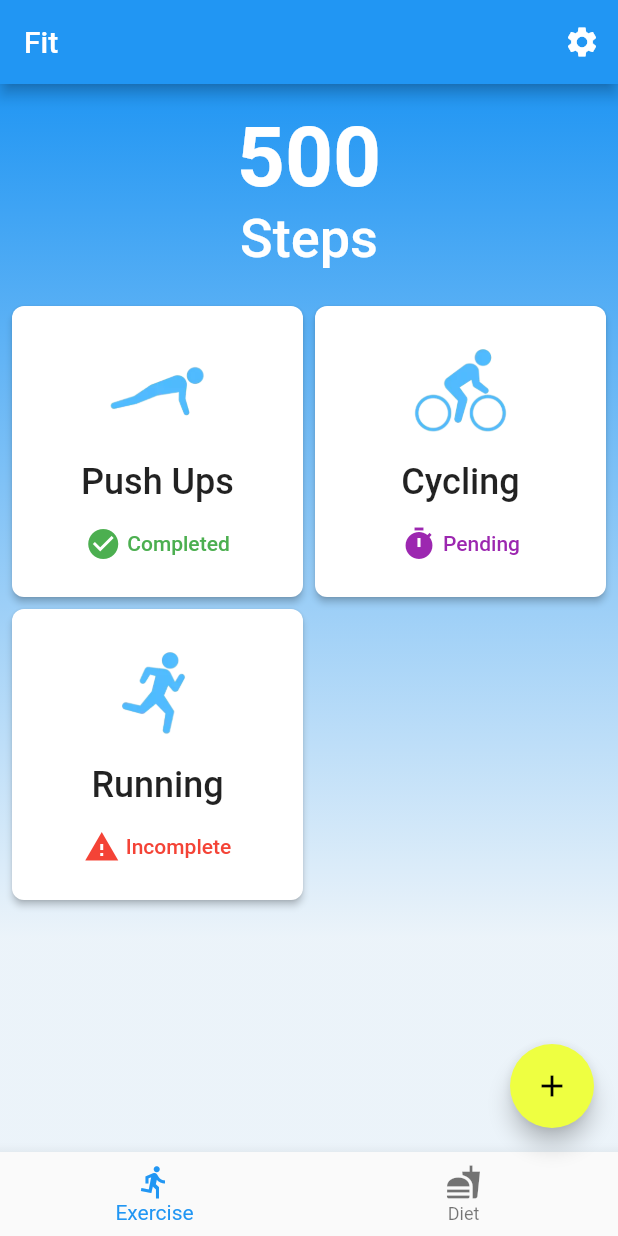
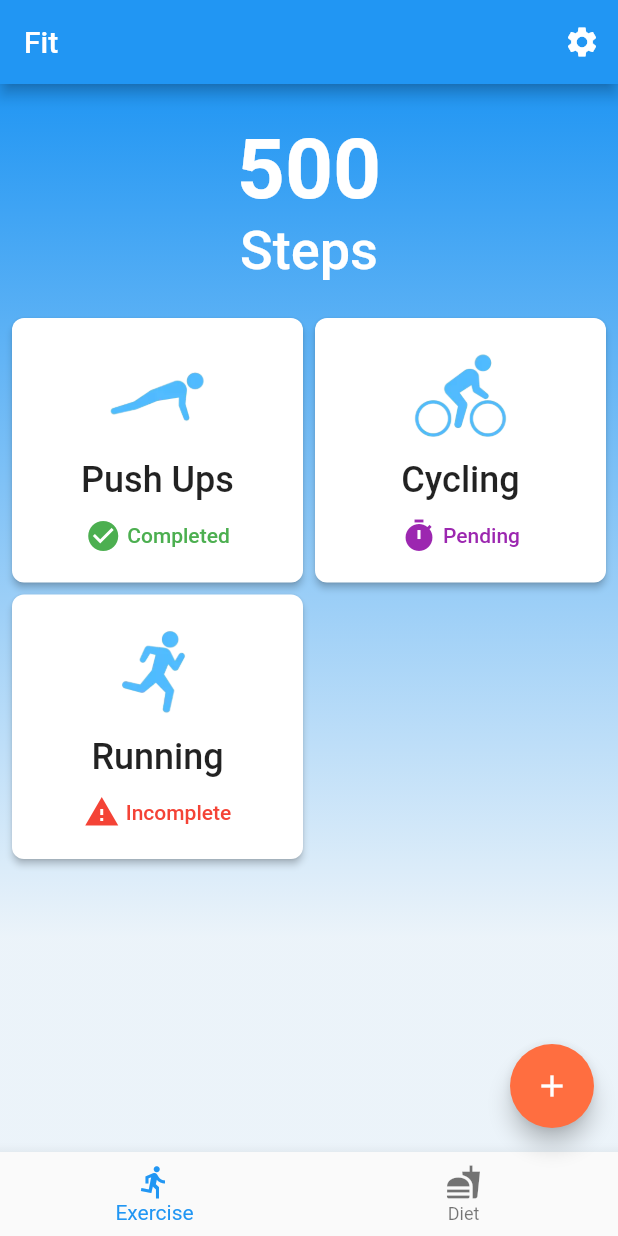
Before and after one commit to CZX123/Fit, a Flutter app: the screen it shows after launch, on a phone screen of 412 x 824 dp. Run offline on Flutter 3.47's test engine with Material 2 defaults, Android fonts, the phone set to English and light mode, and no system bars.

Commit message:
Some color changes

```diff
--- a/lib/main.dart
+++ b/lib/main.dart
@@ -13,7 +13,7 @@ class MyApp extends StatelessWidget {
       theme: new ThemeData(
         brightness: Brightness.light,
         primarySwatch: Colors.blue,
-        accentColor: Colors.limeAccent,
+        accentColor: Colors.deepOrangeAccent,
       ),
       home: new MyHomePage(title: 'Fit'),
     );
@@ -102,7 +102,7 @@ class _MyHomePageState extends State<MyHomePage> {
         child: new CustomScrollView(
           slivers: <Widget>[
             new SliverPadding(
-              padding: new EdgeInsets.all(16.0),
+              padding: new EdgeInsets.fromLTRB(16.0, 24.0, 16.0, 16.0),
               sliver: new SliverToBoxAdapter(
                 child: new Column(
                   children: <Widget>[
@@ -132,6 +132,7 @@ class _MyHomePageState extends State<MyHomePage> {
                 crossAxisCount: (orientation == Orientation.portrait) ? 2 : 3,
                 mainAxisSpacing: 8.0,
                 crossAxisSpacing: 8.0,
+                childAspectRatio: (orientation == Orientation.portrait) ? 1.1 : 1.3,
                 children: <Widget>[
                   new Activity(
                     image: new AssetImage('assets/icons/pushup.webp'),
@@ -226,7 +227,7 @@ class Activity extends StatelessWidget {
               : new IconTheme(
                 data: new IconThemeData(
                   size: 64.0,
-                  color: Colors.blue,
+                  color: Theme.of(context).primaryColor,
                 ),
                 child: icon,
                 ),
--- a/lib/newTask.dart
+++ b/lib/newTask.dart
@@ -93,7 +93,7 @@ class Package extends StatelessWidget {
               : new IconTheme(
                 data: new IconThemeData(
                   size: 64.0,
-                  color: Colors.blue,
+                  color: Theme.of(context).primaryColor,
                 ),
                 child: icon,
                 ),
@@ -142,7 +142,7 @@ class Task extends StatelessWidget {
               : new IconTheme(
                 data: new IconThemeData(
                   size: 28.0,
-                  color: Colors.blue,
+                  color: Theme.of(context).primaryColor,
                 ),
                 child: icon,
               ),
```
